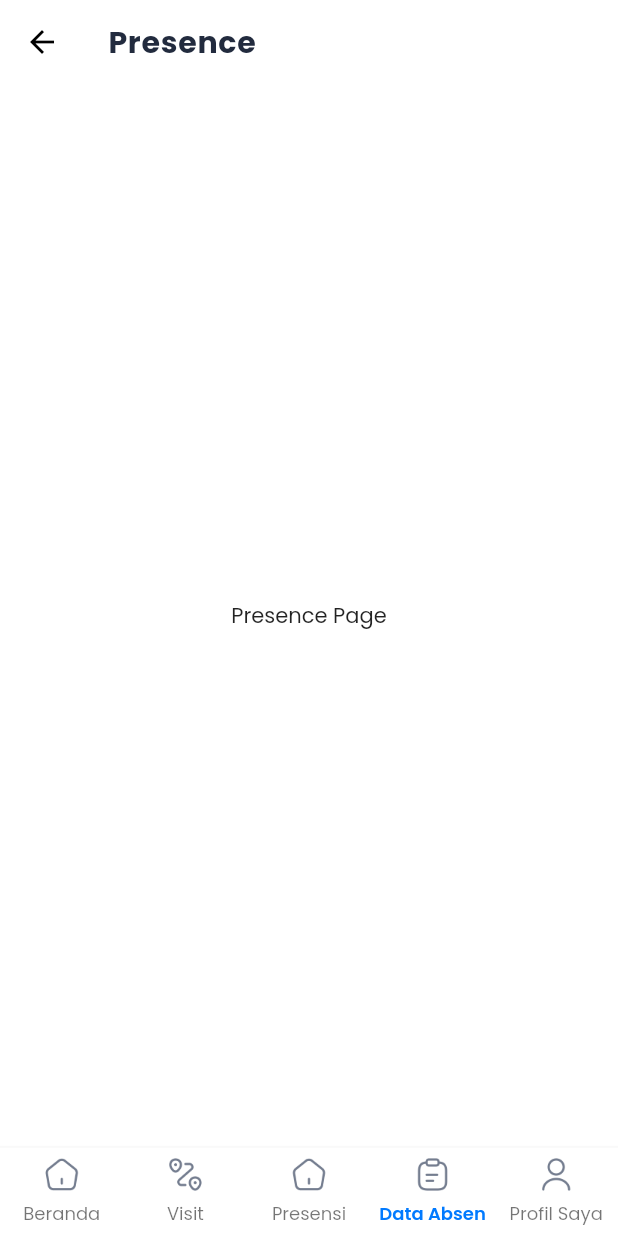
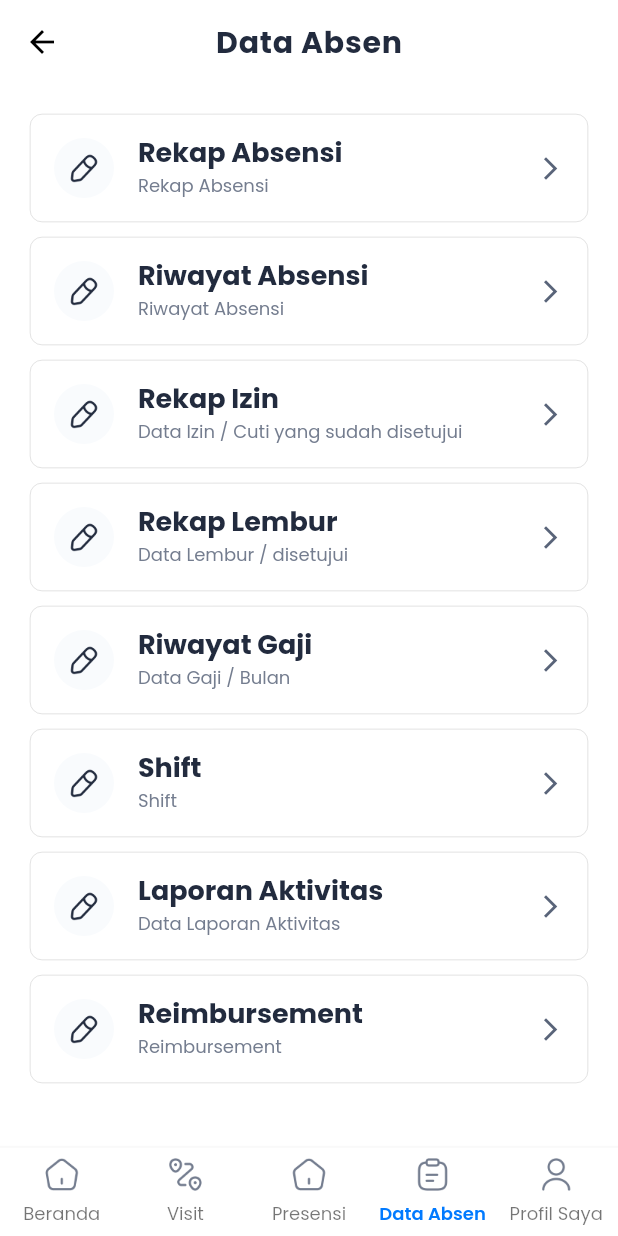
Before and after one commit to fleetimee/mudora-the-sword-oracle, a Flutter app: the PresencePage screen opened by its route, on a phone screen of 412 x 824 dp. Run offline on Flutter 3.47's test engine with Material 2 defaults, Android fonts, the phone set to English and light mode, and no system bars; our stand-ins replace awesome_dialog, currency_text_input_formatter, dotted_border, flex_color_scheme, flutter_form_builder, flutter_map and 4 more; missing offline and left inert: day_night_time_picker, form_builder_image_picker.

Commit message:
✨ feat(string_constant.dart): add constant values for presence data page and presence history page This commit adds constant values for the presence data page and presence history page. The constant values are used to display the title, summary, and other information on the pages. This improves the consistency of the application and makes it easier to maintain.
✨ feat(routes.dart): add route for presence history page
This commit adds a route for the presence history page. The route is added to the routes map, which is used to navigate between pages in the application.

✨ feat(presence_card_entieties.dart): add entities for presence data page
This commit adds entities for the presence data page. The entities are used to display the title and subtitle of the cards on the page.

🔥 chore(main.dart): remove LoginPage and add HomePage as the initial page
This commit removes the LoginPage and adds the HomePage as the initial page. This improves the user experience as

🎨 style(presence_ui.dart): format code and add imports
✨ feat(presence_ui.dart): add presence card list view
The code has been formatted to improve readability. The imports for the color and string constants have been added. A presence card list view has been added to the presence page. The list view displays a list of presence cards with their respective titles, subtitles, and icons.

🆕 feat(presence_history_ui.dart): add presence history page
A new file, presence_history_ui.dart, has been added to the project. The file contains the implementation for the presence history page. The page displays a tab view with two tabs, one for the daily presence history and another for the monthly presence history.

```diff
--- a/lib/common/constant/string_constant.dart
+++ b/lib/common/constant/string_constant.dart
@@ -140,4 +140,41 @@ class StringConstant {
       'Sebagai bukti bahwa anda telah melakukan presensi di kantor tanpa diwakili orang lain.';
   static const String mapsPresenceWarning =
       'Pastikan wajah anda terlihat jelas.';
+
+  // Presence Data Page Constant
+  static const String presenceDataTitle = 'Data Absen';
+  static const String presenceDataSummary = 'Ringkasan';
+  static const String presenceDataAvailable = 'Hadir';
+  static const String presenceDataSick = 'Sakit';
+  static const String presenceDataAlpha = 'Alpha';
+  static const String presenceDataPermit = 'Izin';
+  static const String presenceDataOvertime = 'Lembur';
+  static const String presenceDataHomeEarly = 'Pulang Cepat';
+  static const String presenceDataCuti = 'Cuti';
+  static const String presenceDataLate = 'Terlambat';
+
+  static const String presenceDataPresenceRecap = 'Rekap Absensi';
+  static const String presenceDataPresenceRecapHint = 'Rekap Absensi';
+  static const String presenceDataPresenceHistory = 'Riwayat Absensi';
+  static const String presenceDataPresenceHistoryHint = 'Riwayat Absensi';
+  static const String presenceDataPermitRecap = 'Rekap Izin';
+  static const String presenceDataPermitRecapHint =
+      'Data Izin / Cuti yang sudah disetujui';
+  static const String presenceDataOvertimeRecap = 'Rekap Lembur';
+  static const String presenceDataOvertimeRecapHint = 'Data Lembur / disetujui';
+  static const String presenceDataSalaryHistory = 'Riwayat Gaji';
+  static const String presenceDataSalaryHistoryHint = 'Data Gaji / Bulan';
+  static const String presenceDataShiftHistory = 'Shift';
+  static const String presenceDataActivityReport = 'Laporan Aktivitas';
+  static const String presenceDataActivityReportHint = 'Data Laporan Aktivitas';
+  static const String presenceDataReimbursement = 'Reimbursement';
+  static const String presenceDataReimbursementHint = 'Data Reimbursement';
+
+  // Presence History Page Constant
+  static const String presenceHistoryTitle = 'Riwayat Absensi';
+  static const String presenceHistoryMyPresence = 'Absensi Saya';
+  static const String presenceHistoryEmployeePresence = 'Absensi Karyawan';
+  static const String presenceHistoryIn = 'Masuk';
+  static const String presenceHistoryOut = 'Pulang';
+  static const String presenceHistoryDescription = 'Keterangan';
 }
--- a/lib/common/routes/routes.dart
+++ b/lib/common/routes/routes.dart
@@ -7,6 +7,7 @@ import 'package:fleetime_hris/ui/pages/add_shift/add_shift_ui.dart';
 import 'package:fleetime_hris/ui/pages/home/home_ui.dart';
 import 'package:fleetime_hris/ui/pages/news_announcement/news_announcement_ui.dart';
 import 'package:fleetime_hris/ui/pages/presence/presence_ui.dart';
+import 'package:fleetime_hris/ui/pages/presence_history/presence_history_ui.dart';
 import 'package:fleetime_hris/ui/pages/profile/profile_ui.dart';
 import 'package:fleetime_hris/ui/pages/visit/visit_ui.dart';
 import 'package:flutter/material.dart';
@@ -26,4 +27,5 @@ final Map<String, WidgetBuilder> routes = {
   '/add_visit': (context) => const AddVisitPage(),
   '/news_announcement': (context) => const NewsAnnouncementPage(),
   '/absent_map': (context) => const AbsentMapPage(),
+  '/presence_history': (context) => const PresenceHistoryPage()
 };
--- /dev/null
+++ b/lib/data/entities/presence_card_entieties.dart
@@ -0,0 +1,46 @@
+import 'package:fleetime_hris/common/constant/string_constant.dart';
+
+class PresenceCardEntities {
+  final String cardTitle;
+  final String cardSubtitle;
+
+  const PresenceCardEntities({
+    required this.cardTitle,
+    required this.cardSubtitle,
+  });
+}
+
+final List<PresenceCardEntities> presenceCardEntities = [
+  const PresenceCardEntities(
+    cardTitle: StringConstant.presenceDataPresenceRecap,
+    cardSubtitle: StringConstant.presenceDataPresenceRecapHint,
+  ),
+  const PresenceCardEntities(
+    cardTitle: StringConstant.presenceDataPresenceHistory,
+    cardSubtitle: StringConstant.presenceDataPresenceHistoryHint,
+  ),
+  const PresenceCardEntities(
+    cardTitle: StringConstant.presenceDataPermitRecap,
+    cardSubtitle: StringConstant.presenceDataPermitRecapHint,
+  ),
+  const PresenceCardEntities(
+    cardTitle: StringConstant.presenceDataOvertimeRecap,
+    cardSubtitle: StringConstant.presenceDataOvertimeRecapHint,
+  ),
+  const PresenceCardEntities(
+    cardTitle: StringConstant.presenceDataSalaryHistory,
+    cardSubtitle: StringConstant.presenceDataSalaryHistoryHint,
+  ),
+  const PresenceCardEntities(
+    cardTitle: StringConstant.presenceDataShiftHistory,
+    cardSubtitle: StringConstant.presenceDataShiftHistory,
+  ),
+  const PresenceCardEntities(
+    cardTitle: StringConstant.presenceDataActivityReport,
+    cardSubtitle: StringConstant.presenceDataActivityReportHint,
+  ),
+  const PresenceCardEntities(
+    cardTitle: StringConstant.presenceDataReimbursement,
+    cardSubtitle: StringConstant.presenceDataReimbursement,
+  ),
+];
--- a/lib/main.dart
+++ b/lib/main.dart
@@ -1,6 +1,6 @@
 import 'package:fleetime_hris/common/routes/routes.dart';
 import 'package:fleetime_hris/common/themes/theme_data.dart';
-import 'package:fleetime_hris/ui/pages/signin/signin_ui.dart';
+import 'package:fleetime_hris/ui/pages/home/home_ui.dart';
 import 'package:flutter/material.dart';
 import 'package:responsive_framework/responsive_framework.dart';
 
@@ -28,7 +28,7 @@ class MyApp extends StatelessWidget {
       ),
       title: 'Flutter Demo',
       theme: lightTheme,
-      home: const LoginPage(),
+      home: const HomePage(),
       debugShowCheckedModeBanner: false,
       localizationsDelegates: const [
         GlobalMaterialLocalizations.delegate,
--- a/lib/ui/pages/presence/presence_ui.dart
+++ b/lib/ui/pages/presence/presence_ui.dart
@@ -1,3 +1,6 @@
+import 'package:fleetime_hris/common/constant/color_constant.dart';
+import 'package:fleetime_hris/common/constant/string_constant.dart';
+import 'package:fleetime_hris/data/entities/presence_card_entieties.dart';
 import 'package:fleetime_hris/ui/widget/appbar.dart';
 import 'package:fleetime_hris/ui/widget/bottom_navigation_bar_router.dart';
 import 'package:flutter/material.dart';
@@ -10,11 +13,68 @@ class PresencePage extends StatelessWidget {
     int selectedIndex = 3;
 
     return Scaffold(
-      appBar: AppBarWithCross(
-        title: 'Presence',
+      appBar: AppBarDefault(
+        title: StringConstant.presenceDataTitle,
       ),
-      body: const Center(
-        child: Text('Presence Page'),
+      body: SingleChildScrollView(
+        child: Padding(
+          padding: const EdgeInsets.all(16.0),
+          child: Column(
+            children: [
+              ListView.separated(
+                itemCount: presenceCardEntities.length,
+                shrinkWrap: true,
+                physics: const NeverScrollableScrollPhysics(),
+                separatorBuilder: (context, index) => const SizedBox(
+                  height: 2.0,
+                ),
+                itemBuilder: (context, index) {
+                  return Card(
+                    elevation: 0,
+                    borderOnForeground: true,
+                    shape: RoundedRectangleBorder(
+                      side: const BorderSide(
+                        color: Colors.grey,
+                        width: 0.2,
+                      ),
+                      borderRadius: BorderRadius.circular(8.0),
+                    ),
+                    child: ListTile(
+                      leading: CircleAvatar(
+                        backgroundColor: AppColors.grayscaleBackground,
+                        child: Image.asset(
+                          'assets/images/profile_edit.png',
+                          fit: BoxFit.contain,
+                          height: 24.0,
+                        ),
+                      ),
+                      title: Text(
+                        presenceCardEntities[index].cardTitle,
+                        style: const TextStyle(
+                          fontSize: 18.0,
+                          fontWeight: FontWeight.w700,
+                          color: AppColors.grayscaleTitle,
+                        ),
+                      ),
+                      subtitle: Text(
+                        presenceCardEntities[index].cardSubtitle,
+                        style: const TextStyle(
+                          fontSize: 12.0,
+                          color: AppColors.grayscaleLabel,
+                        ),
+                      ),
+                      trailing: const Icon(
+                        Icons.arrow_forward_ios,
+                        size: 18.0,
+                        color: AppColors.grayscaleBody,
+                      ),
+                    ),
+                  );
+                },
+              ),
+            ],
+          ),
+        ),
       ),
       bottomNavigationBar: FleetimeBottomNavBar(
         index: selectedIndex,
--- /dev/null
+++ b/lib/ui/pages/presence_history/presence_history_ui.dart
@@ -0,0 +1,42 @@
+import 'package:fleetime_hris/common/constant/string_constant.dart';
+import 'package:fleetime_hris/ui/widget/appbar.dart';
+import 'package:flutter/material.dart';
+
+class PresenceHistoryPage extends StatefulWidget {
+  const PresenceHistoryPage({super.key});
+
+  @override
+  State<PresenceHistoryPage> createState() => _PresenceHistoryPageState();
+}
+
+class _PresenceHistoryPageState extends State<PresenceHistoryPage>
+    with SingleTickerProviderStateMixin {
+  late TabController _tabController;
+
+  @override
+  void initState() {
+    super.initState();
+    _tabController = TabController(length: 2, vsync: this);
+  }
+
+  @override
+  void dispose() {
+    _tabController.dispose();
+    super.dispose();
+  }
+
+  @override
+  Widget build(BuildContext context) {
+    return Scaffold(
+      appBar: AppBarWithCross(
+        title: StringConstant.presenceHistoryTitle,
+      ),
+      body: Padding(
+        padding: const EdgeInsets.all(16.0),
+        child: Column(
+          children: const [],
+        ),
+      ),
+    );
+  }
+}
```
